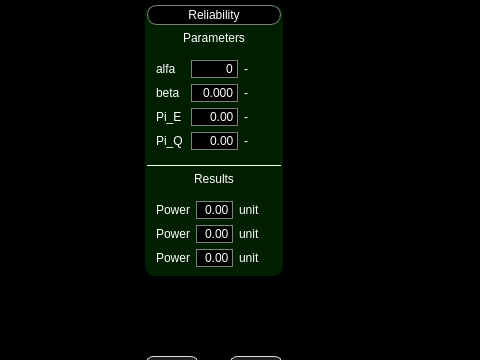
This is UI/test_elementeProperties.ui in AntonioRIcca/ARStool as Qt 5 draws it before an edit; both pictures show x 0 to 480 and y 310 to 670 of the 785 by 829 pixel window. The edited form follows.
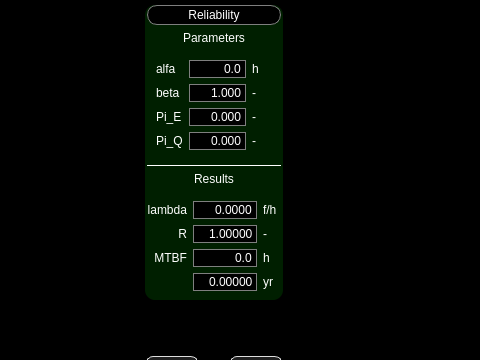
This is the edited form.

What changed in the file:
```diff
--- a/UI/test_elementeProperties.ui
+++ b/UI/test_elementeProperties.ui
@@ -408,9 +408,12 @@
             <property name="decimals">
              <number>3</number>
             </property>
-            <property name="maximum">
+            <property name="minimum">
              <double>1.000000000000000</double>
             </property>
+            <property name="maximum">
+             <double>10.000000000000000</double>
+            </property>
             <property name="singleStep">
              <double>0.100000000000000</double>
             </property>
@@ -439,10 +442,10 @@
              <enum>QAbstractSpinBox::NoButtons</enum>
             </property>
             <property name="decimals">
-             <number>0</number>
+             <number>1</number>
             </property>
             <property name="maximum">
-             <double>100000000.000000000000000</double>
+             <double>999999.900000000023283</double>
             </property>
            </widget>
           </item>
@@ -470,7 +473,7 @@
           <item row="0" column="2">
            <widget class="QLabel" name="alfaUnitLbl">
             <property name="text">
-             <string>-</string>
+             <string>h</string>
             </property>
            </widget>
           </item>
@@ -482,8 +485,11 @@
             <property name="buttonSymbols">
              <enum>QAbstractSpinBox::NoButtons</enum>
             </property>
+            <property name="decimals">
+             <number>3</number>
+            </property>
             <property name="maximum">
-             <double>999.990000000000009</double>
+             <double>50.000000000000000</double>
             </property>
             <property name="singleStep">
              <double>0.100000000000000</double>
@@ -505,8 +511,11 @@
             <property name="buttonSymbols">
              <enum>QAbstractSpinBox::NoButtons</enum>
             </property>
+            <property name="decimals">
+             <number>3</number>
+            </property>
             <property name="maximum">
-             <double>999.990000000000009</double>
+             <double>20.000000000000000</double>
             </property>
             <property name="singleStep">
              <double>0.100000000000000</double>
@@ -552,45 +561,16 @@
        <item>
         <widget class="QWidget" name="relResWgt" native="true">
          <layout class="QGridLayout" name="relResGL">
-          <item row="3" column="0">
-           <widget class="QLabel" name="label_25">
-            <property name="text">
-             <string>Power</string>
-            </property>
-           </widget>
-          </item>
-          <item row="1" column="0">
-           <widget class="QLabel" name="label_27">
-            <property name="text">
-             <string>Power</string>
-            </property>
-           </widget>
-          </item>
+          <property name="leftMargin">
+           <number>0</number>
+          </property>
+          <property name="rightMargin">
+           <number>0</number>
+          </property>
           <item row="1" column="2">
            <widget class="QLabel" name="label_26">
             <property name="text">
-             <string>unit</string>
-            </property>
-           </widget>
-          </item>
-          <item row="0" column="2">
-           <widget class="QLabel" name="label_28">
-            <property name="text">
-             <string>unit</string>
-            </property>
-           </widget>
-          </item>
-          <item row="0" column="0">
-           <widget class="QLabel" name="label_23">
-            <property name="text">
-             <string>Power</string>
-            </property>
-           </widget>
-          </item>
-          <item row="3" column="2">
-           <widget class="QLabel" name="label_24">
-            <property name="text">
-             <string>unit</string>
+             <string>-</string>
             </property>
            </widget>
           </item>
@@ -599,9 +579,18 @@
             <property name="alignment">
              <set>Qt::AlignRight|Qt::AlignTrailing|Qt::AlignVCenter</set>
             </property>
+            <property name="readOnly">
+             <bool>true</bool>
+            </property>
             <property name="buttonSymbols">
              <enum>QAbstractSpinBox::NoButtons</enum>
             </property>
+            <property name="decimals">
+             <number>1</number>
+            </property>
+            <property name="maximum">
+             <double>999999.900000000023283</double>
+            </property>
            </widget>
           </item>
           <item row="0" column="1">
@@ -609,8 +598,54 @@
             <property name="alignment">
              <set>Qt::AlignRight|Qt::AlignTrailing|Qt::AlignVCenter</set>
             </property>
+            <property name="readOnly">
+             <bool>true</bool>
+            </property>
             <property name="buttonSymbols">
              <enum>QAbstractSpinBox::NoButtons</enum>
+            </property>
+            <property name="decimals">
+             <number>4</number>
+            </property>
+            <property name="maximum">
+             <double>1000.000000000000000</double>
+            </property>
+            <property name="value">
+             <double>0.000000000000000</double>
+            </property>
+           </widget>
+          </item>
+          <item row="3" column="2">
+           <widget class="QLabel" name="label_24">
+            <property name="text">
+             <string>h</string>
+            </property>
+           </widget>
+          </item>
+          <item row="1" column="0">
+           <widget class="QLabel" name="label_27">
+            <property name="text">
+             <string>R</string>
+            </property>
+            <property name="alignment">
+             <set>Qt::AlignRight|Qt::AlignTrailing|Qt::AlignVCenter</set>
+            </property>
+           </widget>
+          </item>
+          <item row="0" column="2">
+           <widget class="QLabel" name="label_28">
+            <property name="text">
+             <string>f/h</string>
+            </property>
+           </widget>
+          </item>
+          <item row="0" column="0">
+           <widget class="QLabel" name="label_23">
+            <property name="text">
+             <string>lambda</string>
+            </property>
+            <property name="alignment">
+             <set>Qt::AlignRight|Qt::AlignTrailing|Qt::AlignVCenter</set>
             </property>
            </widget>
           </item>
@@ -619,8 +654,62 @@
             <property name="alignment">
              <set>Qt::AlignRight|Qt::AlignTrailing|Qt::AlignVCenter</set>
             </property>
+            <property name="readOnly">
+             <bool>true</bool>
+            </property>
             <property name="buttonSymbols">
              <enum>QAbstractSpinBox::NoButtons</enum>
+            </property>
+            <property name="decimals">
+             <number>5</number>
+            </property>
+            <property name="minimum">
+             <double>1.000000000000000</double>
+            </property>
+            <property name="maximum">
+             <double>10.000000000000000</double>
+            </property>
+            <property name="singleStep">
+             <double>0.100000000000000</double>
+            </property>
+           </widget>
+          </item>
+          <item row="3" column="0">
+           <widget class="QLabel" name="label_25">
+            <property name="text">
+             <string>MTBF</string>
+            </property>
+            <property name="alignment">
+             <set>Qt::AlignRight|Qt::AlignTrailing|Qt::AlignVCenter</set>
+            </property>
+           </widget>
+          </item>
+          <item row="4" column="1">
+           <widget class="QDoubleSpinBox" name="doubleSpinBox_13">
+            <property name="toolTip">
+             <string>Tempo medio tra i guasti</string>
+            </property>
+            <property name="alignment">
+             <set>Qt::AlignRight|Qt::AlignTrailing|Qt::AlignVCenter</set>
+            </property>
+            <property name="readOnly">
+             <bool>true</bool>
+            </property>
+            <property name="buttonSymbols">
+             <enum>QAbstractSpinBox::NoButtons</enum>
+            </property>
+            <property name="decimals">
+             <number>5</number>
+            </property>
+            <property name="maximum">
+             <double>99.000000000000000</double>
+            </property>
+           </widget>
+          </item>
+          <item row="4" column="2">
+           <widget class="QLabel" name="label_29">
+            <property name="text">
+             <string>yr</string>
             </property>
            </widget>
           </item>
```
Left out of the diff: 18 changed lines with no effect on the pictures.
